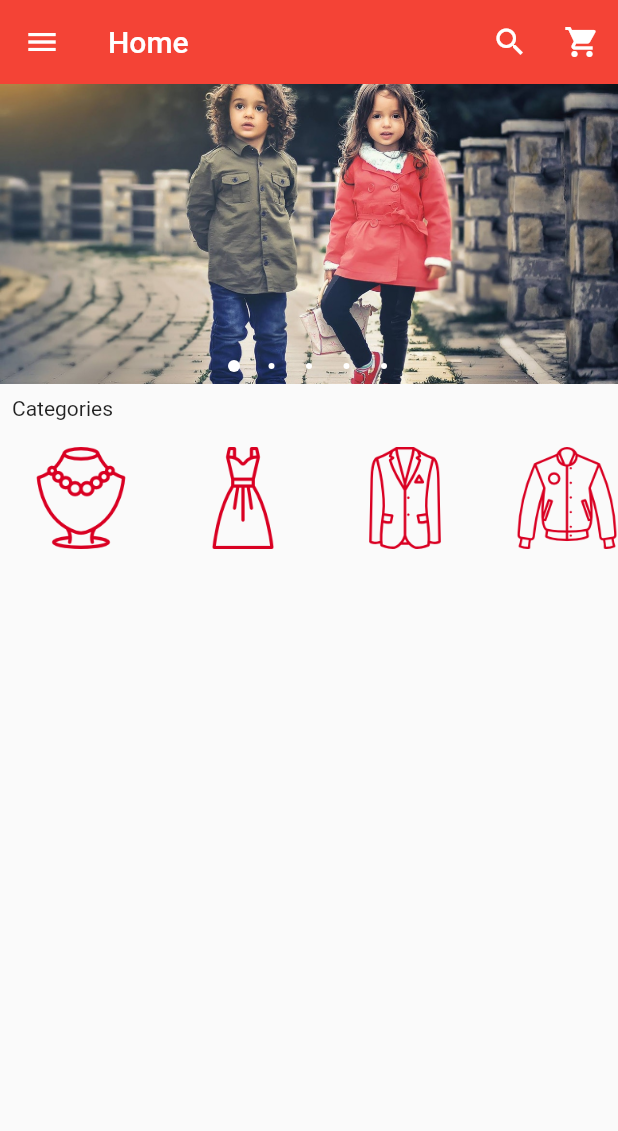
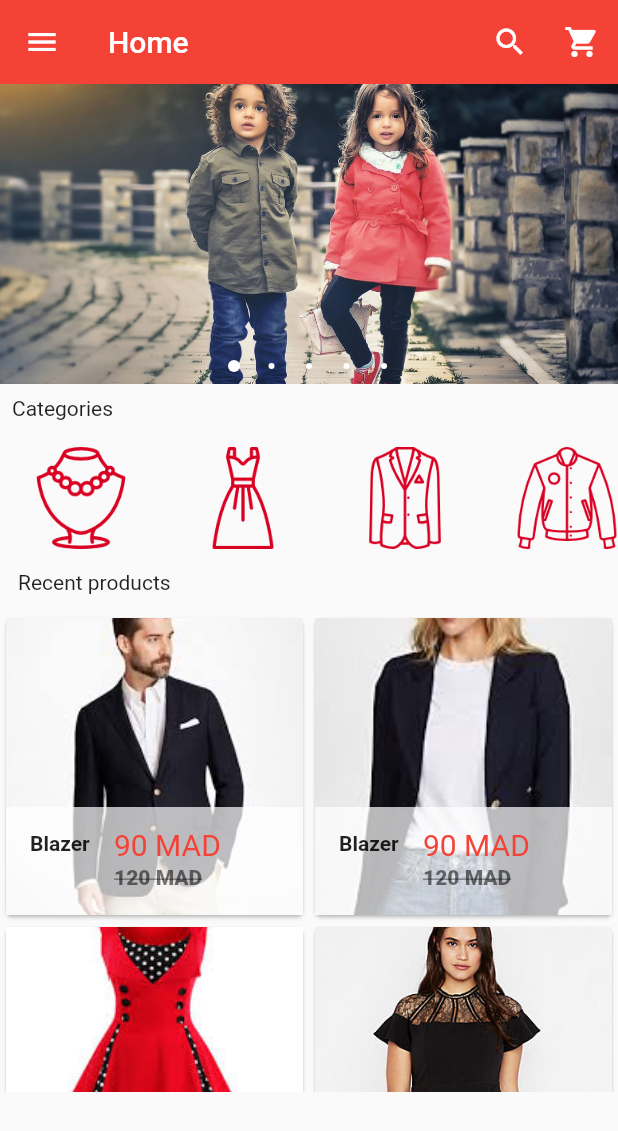
Before and after one commit to mouhsineelachbi/ShopApp, a Flutter app: the screen it shows after launch, on a phone screen of 412 x 824 dp. Shown: the top 1131 px of the screen. Run offline on Flutter 3.47's test engine with Material 2 defaults, Android fonts, the phone set to English and light mode, and no system bars; drawn by our look-alikes of carousel_pro.

Commit message:
putting price in red and old price with line through in the product footer

```diff
--- /dev/null
+++ b/lib/components/product.dart
@@ -0,0 +1,58 @@
+import "package:flutter/material.dart";
+
+
+class Product extends StatelessWidget {
+
+  final product_name;
+  final product_picture;
+  final product_old_price;
+  final product_price;
+
+  Product({
+    this.product_name,
+    this.product_picture,
+    this.product_old_price,
+    this.product_price
+  });
+
+  @override
+  Widget build(BuildContext context) {
+    return Card(
+      child: Hero(
+        tag: product_name,
+        child: Material(
+          child: InkWell(
+            onTap: (){},
+            child: GridTile(
+              footer: Container(
+                color: Colors.white70,
+                child: ListTile(
+                  leading: Text(
+                    product_name,
+                    style: TextStyle(fontWeight: FontWeight.bold),
+                  ),
+                  title: Text(
+                    "$product_price MAD",
+                    style: TextStyle(color: Colors.red, fontSize: 20.0),
+                  ),
+                  subtitle: Text(
+                    "${product_old_price} MAD",
+                    style: TextStyle(
+                      color: Colors.black54,
+                      fontWeight: FontWeight.w800,
+                      decoration: TextDecoration.lineThrough
+                    ),
+                  ),
+                ),
+              ),
+              child: Image.asset(
+                  product_picture,
+                  fit: BoxFit.cover,
+              ),
+            ),
+          ),
+        ),
+      ),
+    );
+  }
+}
--- /dev/null
+++ b/lib/components/product_list.dart
@@ -0,0 +1,95 @@
+import 'package:ecommerce/components/product.dart';
+import 'package:flutter/material.dart';
+
+class ProductList extends StatefulWidget {
+  @override
+  _ProductListState createState() => _ProductListState();
+}
+
+class _ProductListState extends State<ProductList> {
+
+  var product_list = [
+    {
+      "name": "Blazer",
+      "picture": "images/products/blazer1.jpeg",
+      "old_price": 120,
+      "price": 90
+    },
+    {
+      "name": "Blazer",
+      "picture" : "images/products/blazer2.jpeg",
+      "old_price": 120,
+      "price": 90
+    },
+    {
+      "name": "Dress",
+      "picture" : "images/products/dress1.jpeg",
+      "old_price": 120,
+      "price": 90
+    },
+    {
+      "name": "Dress",
+      "picture" : "images/products/dress2.jpeg",
+      "old_price": 120,
+      "price": 90
+    },
+    {
+      "name": "Hills",
+      "picture" : "images/products/hills1.jpeg",
+      "old_price": 120,
+      "price": 90
+    },
+    {
+      "name": "Hills",
+      "picture" : "images/products/hills2.jpeg",
+      "old_price": 120,
+      "price": 90
+    },
+    {
+      "name": "Pants",
+      "picture" : "images/products/pants1.jpg",
+      "old_price": 120,
+      "price": 90
+    },
+    {
+      "name": "Pants",
+      "picture" : "images/products/pants2.jpeg",
+      "old_price": 120,
+      "price": 90
+    },
+    {
+      "name": "Shoe",
+      "picture" : "images/products/shoe1.jpg",
+      "old_price": 120,
+      "price": 90
+    },
+    {
+      "name": "Skirt",
+      "picture" : "images/products/skt1.jpeg",
+      "old_price": 120,
+      "price": 90
+    },
+    {
+      "name": "Skirt",
+      "picture" : "images/products/skt2.jpeg",
+      "old_price": 120,
+      "price": 90
+    },
+  ];
+
+  @override
+  Widget build(BuildContext context) {
+    return GridView.builder(
+      itemCount: product_list.length,
+      gridDelegate: new SliverGridDelegateWithFixedCrossAxisCount(crossAxisCount: 2),
+      itemBuilder: (BuildContext context, int index) {
+        return Product(
+          product_name: product_list[index]['name'],
+          product_picture: product_list[index]['picture'],
+          product_old_price: product_list[index]['old_price'],
+          product_price: product_list[index]['price'],
+        );
+      }
+    );
+  }
+}
--- a/lib/main.dart
+++ b/lib/main.dart
@@ -1,6 +1,7 @@
 import 'package:flutter/material.dart';
 import 'package:carousel_pro/carousel_pro.dart';
 import 'package:ecommerce/components/horizontal_list.dart';
+import 'package:ecommerce/components/product_list.dart';
 
 void main() {
   runApp(
@@ -147,6 +148,18 @@ class _HomePageState extends State<HomePage> {
 
           // Horizontal ListView
           HorizontalList(),
+
+          // Recent products
+          new Padding(
+            padding: EdgeInsets.all(12.0),
+            child: Text("Recent products"),
+          ),
+
+          //  Grid View
+          Container(
+            height: 320.0,
+            child: ProductList(),
+          )
         ],
       ),
     );
```
